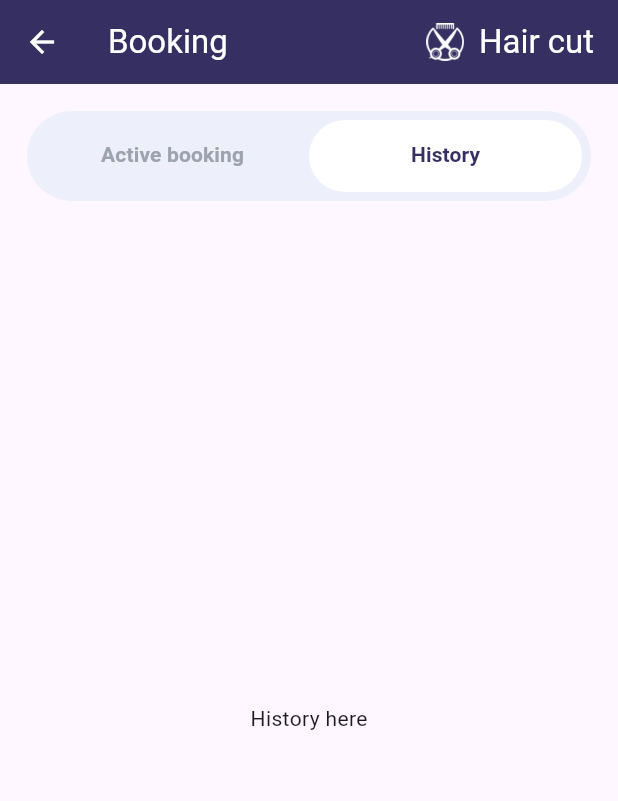
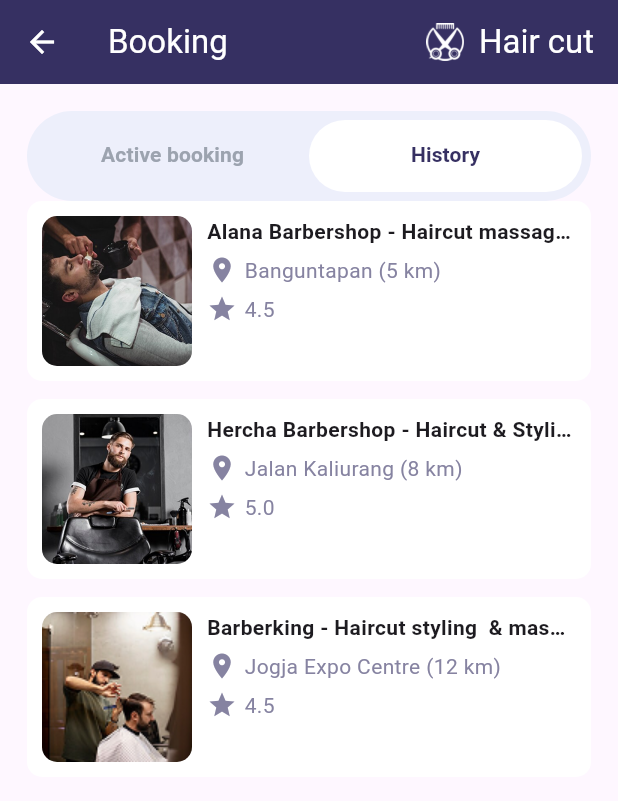
Before and after one commit to qaisarcode/hair_cut, a Flutter app: the Booking screen opened directly, tab 2 chosen, on a phone screen of 412 x 824 dp. Shown: the top 801 px of the screen. Run offline on Flutter 3.47's test engine with Material 3 defaults, Android fonts, the phone set to English and light mode, and no system bars; our stand-ins replace table_calendar.

Commit message:
i have to add the new screen data for thhe start of the app and also provide detils

```diff
--- a/lib/Screens/booking.dart
+++ b/lib/Screens/booking.dart
@@ -1,4 +1,5 @@
 import 'package:flutter/material.dart';
+import 'package:hair_cut/Screens/add_review.dart';
 import 'package:hair_cut/Utils/nare_shops.dart';
 import 'package:hair_cut/Utils/our_tim.dart';
 import 'package:hair_cut/res/app_color.dart';
@@ -34,6 +35,26 @@ class _BookingState extends State<Booking> {
       subtitle: "Special kids haircut",
       addyou: "\$15",
       icon: null,
+    ),
+  ];
+  final List<NareShops> data = [
+    NareShops(
+      image: "assets/images/sho1.png",
+      sname: "Alana Barbershop - Haircut massage & Spa ",
+      duration: "Banguntapan (5 km)",
+      reating: "4.5",
+    ),
+    NareShops(
+      image: "assets/images/sho2.png",
+      sname: "Hercha Barbershop - Haircut & Styling",
+      duration: "Jalan Kaliurang (8 km)",
+      reating: "5.0",
+    ),
+    NareShops(
+      image: "assets/images/sho3.png",
+      sname: "Barberking - Haircut styling  & massage ",
+      duration: "Jogja Expo Centre (12 km)",
+      reating: "4.5",
     ),
   ];
 
@@ -298,7 +319,14 @@ class _BookingState extends State<Booking> {
                                       borderRadius: BorderRadius.circular(14),
                                     ),
                                   ),
-                                  onPressed: () {},
+                                  onPressed: () {
+                                    Navigator.push(
+                                      context,
+                                      MaterialPageRoute(
+                                        builder: (_) => AddReview(),
+                                      ),
+                                    );
+                                  },
                                   child: Row(
                                     mainAxisAlignment: MainAxisAlignment.center,
                                     children: [
@@ -530,7 +558,23 @@ class _BookingState extends State<Booking> {
                     ),
 
                     // ── History Tab ──
-                    Center(child: Text("History here")),
+                    ListView.builder(
+                      shrinkWrap: true,
+                      physics: const NeverScrollableScrollPhysics(),
+                      itemCount: data.length,
+                      itemBuilder: (context, index) {
+                        final shop = data[index];
+                        return Padding(
+                          padding: const EdgeInsets.only(bottom: 12),
+                          child: NareShops(
+                            image: shop.image,
+                            sname: shop.sname,
+                            duration: shop.duration,
+                            reating: shop.reating,
+                          ),
+                        );
+                      },
+                    ),
                   ],
                 ),
               ),
--- a/lib/auth/athanication_code.dart
+++ b/lib/auth/athanication_code.dart
@@ -1,5 +1,5 @@
 import 'package:flutter/material.dart';
-import 'package:hair_cut/Screens/home_screen.dart';
+
 import 'package:hair_cut/Utils/elevated_bu.dart';
 import 'package:hair_cut/botom_br.dart';
 
```
Also changed, not shown: lib/Screens/add_review.dart (+262 -0 lines).
